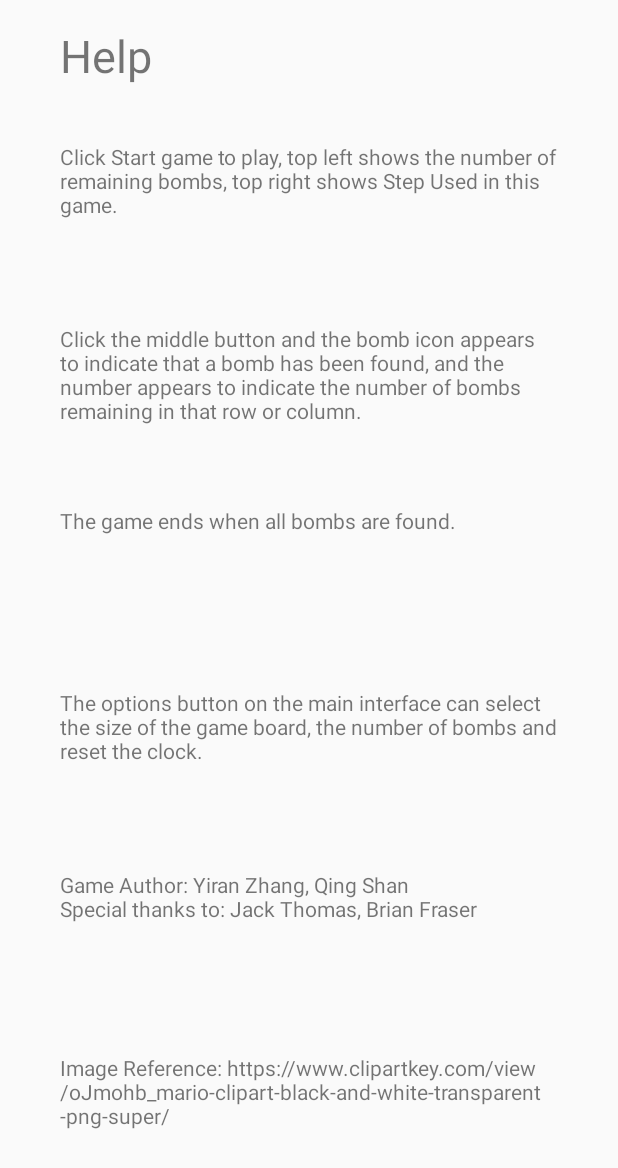
After one commit to grantzyr/Mine-Seeker, an Android app: the HelpActivity screen opened directly, with no data from a screen before it, on a phone screen of 412 x 824 dp. The commit adds this screen. Shown: the top 1168 px of the screen. Run offline under Robolectric (Android 15) with nearby library versions, the phone set to English and light mode, and no system bars.

Commit message:
add help page

```diff
--- a/app/src/main/AndroidManifest.xml
+++ b/app/src/main/AndroidManifest.xml
@@ -3,6 +3,7 @@
     package="com.example.a276ass3">
 
     <uses-permission android:name="android.permission.VIBRATE" />
+
     <application
         android:allowBackup="true"
         android:icon="@mipmap/ic_launcher"
@@ -10,7 +11,8 @@
         android:roundIcon="@mipmap/ic_launcher_round"
         android:supportsRtl="true"
         android:theme="@style/Theme.AppCompat.Light.NoActionBar">
-        <activity android:name=".UI.OptionsActivity"></activity>
+        <activity android:name=".UI.HelpActivity"></activity>
+        <activity android:name=".UI.OptionsActivity" />
         <activity android:name=".UI.PlayGameActivity" />
         <activity android:name=".UI.MainActivity">
             <intent-filter>
--- /dev/null
+++ b/app/src/main/java/com/example/a276ass3/UI/HelpActivity.java
@@ -0,0 +1,23 @@
+package com.example.a276ass3.UI;
+
+import androidx.appcompat.app.AppCompatActivity;
+
+import android.content.Context;
+import android.content.Intent;
+import android.os.Bundle;
+
+import com.example.a276ass3.R;
+
+public class HelpActivity extends AppCompatActivity {
+
+    public static Intent makeLaunchIntent (Context context) {
+        Intent intent = new Intent (context, HelpActivity.class);
+        return intent;
+    }
+
+    @Override
+    protected void onCreate(Bundle savedInstanceState) {
+        super.onCreate(savedInstanceState);
+        setContentView(R.layout.activity_help);
+    }
+}
--- a/app/src/main/java/com/example/a276ass3/UI/MainActivity.java
+++ b/app/src/main/java/com/example/a276ass3/UI/MainActivity.java
@@ -37,6 +37,15 @@ public class MainActivity extends AppCompatActivity {
             }
         });
 
+        Button helpButton = (Button) findViewById(R.id.Main_HelpButton);
+        helpButton.setOnClickListener(new View.OnClickListener() {
+            @Override
+            public void onClick(View v) {
+                Intent intent = HelpActivity.makeLaunchIntent(MainActivity.this);
+                startActivity(intent);
+            }
+        });
+
     }
 
 
--- a/app/src/main/java/com/example/a276ass3/UI/PlayGameActivity.java
+++ b/app/src/main/java/com/example/a276ass3/UI/PlayGameActivity.java
@@ -128,12 +128,6 @@ public class PlayGameActivity extends AppCompatActivity {
                             steps.setText("Step Used: " + gameManager.getStepUsed());
 
 
-                            MediaPlayer mediaPlayer = MediaPlayer.create(this, R.raw.scan);
-                            mediaPlayer.start();
-                            Vibrator vibrator = (Vibrator) getSystemService(Service.VIBRATOR_SERVICE)
-                            vibrator.vibrate(500);
-
-
                             if (gameManager.getRestOfTotalBomb() == 0) {
                             FragmentManager manager = getSupportFragmentManager();
                             GameOver dialog = new GameOver();
--- /dev/null
+++ b/app/src/main/res/layout/activity_help.xml
@@ -0,0 +1,89 @@
+<?xml version="1.0" encoding="utf-8"?>
+<RelativeLayout xmlns:android="http://schemas.android.com/apk/res/android"
+    xmlns:app="http://schemas.android.com/apk/res-auto"
+    xmlns:tools="http://schemas.android.com/tools"
+    android:layout_width="match_parent"
+    android:layout_height="match_parent"
+    tools:context=".UI.HelpActivity">
+
+    <LinearLayout
+        android:layout_width="match_parent"
+        android:layout_height="match_parent"
+        android:orientation="vertical">
+
+        <TextView
+            android:id="@+id/textView"
+            android:layout_width="match_parent"
+            android:layout_height="0dp"
+            android:layout_marginLeft="40dp"
+            android:layout_weight="0.1"
+            android:gravity="center|left"
+            android:text="Help"
+            android:textSize="30sp" />
+
+        <LinearLayout
+            android:layout_width="match_parent"
+            android:layout_height="0dp"
+            android:layout_weight="1"
+            android:orientation="vertical">
+
+            <TextView
+                android:id="@+id/textView2"
+                android:layout_width="match_parent"
+                android:layout_height="0dp"
+                android:layout_marginLeft="40dp"
+                android:layout_marginTop="20dp"
+                android:layout_marginRight="40dp"
+                android:layout_marginBottom="0dp"
+                android:layout_weight="1"
+                android:text="Click Start game to play, top left shows the number of remaining bombs, top right shows Step Used in this game." />
+
+            <TextView
+                android:id="@+id/textView3"
+                android:layout_width="match_parent"
+                android:layout_height="0dp"
+                android:layout_marginLeft="40dp"
+                android:layout_marginRight="40dp"
+                android:layout_weight="1"
+                android:text="Click the middle button and the bomb icon appears to indicate that a bomb has been found, and the number appears to indicate the number of bombs remaining in that row or column." />
+
+            <TextView
+                android:id="@+id/textView4"
+                android:layout_width="match_parent"
+                android:layout_height="0dp"
+                android:layout_marginLeft="40dp"
+                android:layout_marginRight="40dp"
+                android:layout_weight="1"
+                android:text="The game ends when all bombs are found." />
+
+            <TextView
+                android:id="@+id/textView5"
+                android:layout_width="match_parent"
+                android:layout_height="0dp"
+                android:layout_marginLeft="40dp"
+                android:layout_marginRight="40dp"
+                android:layout_weight="1"
+                android:text="The options button on the main interface can select the size of the game board, the number of bombs and reset the clock." />
+
+            <TextView
+                android:id="@+id/textView6"
+                android:layout_width="match_parent"
+                android:layout_height="0dp"
+                android:layout_marginLeft="40dp"
+                android:layout_marginRight="40dp"
+                android:layout_weight="1"
+                android:text="Game Author: Yiran Zhang, Qing Shan
+                Special thanks to: Jack Thomas, Brian Fraser   " />
+
+            <TextView
+                android:id="@+id/textView7"
+                android:layout_width="match_parent"
+                android:layout_height="0dp"
+                android:layout_marginLeft="40dp"
+                android:layout_marginRight="40dp"
+                android:layout_weight="1"
+                android:text="Image Reference: https://www.clipartkey.com/view/oJmohb_mario-clipart-black-and-white-transparent-png-super/" />
+
+        </LinearLayout>
+    </LinearLayout>
+</RelativeLayout>
--- a/app/src/main/res/values/strings.xml
+++ b/app/src/main/res/values/strings.xml
@@ -4,4 +4,6 @@
     <string name="main_play_game_button">Play Game!</string>
     <string name="main_options_button">Options</string>
     <string name="main_help_button">Help</string>
+    <string name="help_textview">TextView</string>
+    <string name="help_textview2">TextView</string>
 </resources>
```
